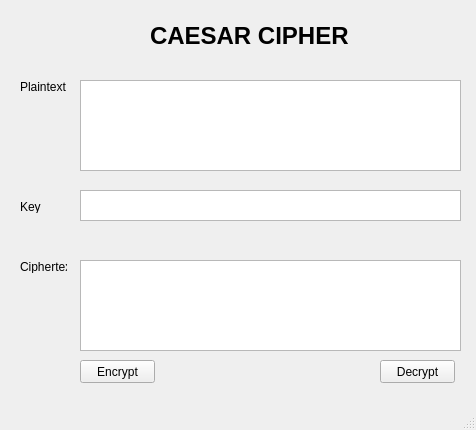
Above: lab-03/ui/caesar.ui from Scholar1407/VoCongBang_2380600191 before the change. Below: the same form after it.
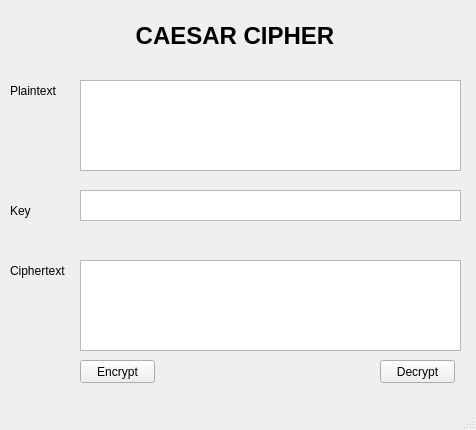
That is the form after the change.

The edit to the form file:
```diff
--- a/lab-03/ui/caesar.ui
+++ b/lab-03/ui/caesar.ui
@@ -17,9 +17,9 @@
    <widget class="QLabel" name="label">
     <property name="geometry">
      <rect>
-      <x>150</x>
+      <x>110</x>
       <y>20</y>
-      <width>201</width>
+      <width>250</width>
       <height>31</height>
      </rect>
     </property>
@@ -30,6 +30,9 @@
       <bold>true</bold>
      </font>
     </property>
+    <property name="alignment">
+     <set>Qt::AlignCenter</set>
+    </property>
     <property name="text">
      <string>CAESAR CIPHER</string>
     </property>
@@ -47,10 +50,10 @@
    <widget class="QLabel" name="label_2">
     <property name="geometry">
      <rect>
-      <x>20</x>
+      <x>10</x>
       <y>80</y>
-      <width>47</width>
-      <height>13</height>
+      <width>65</width>
+      <height>21</height>
      </rect>
     </property>
     <property name="text">
@@ -60,10 +63,10 @@
    <widget class="QLabel" name="label_3">
     <property name="geometry">
      <rect>
-      <x>20</x>
+      <x>10</x>
       <y>200</y>
-      <width>47</width>
-      <height>13</height>
+      <width>65</width>
+      <height>21</height>
      </rect>
     </property>
     <property name="text">
@@ -83,10 +86,10 @@
    <widget class="QLabel" name="label_4">
     <property name="geometry">
      <rect>
-      <x>20</x>
+      <x>10</x>
       <y>260</y>
-      <width>47</width>
-      <height>13</height>
+      <width>65</width>
+      <height>21</height>
      </rect>
     </property>
     <property name="text">
```
Left out of the diff: 8 changed lines with no effect on the pictures.
